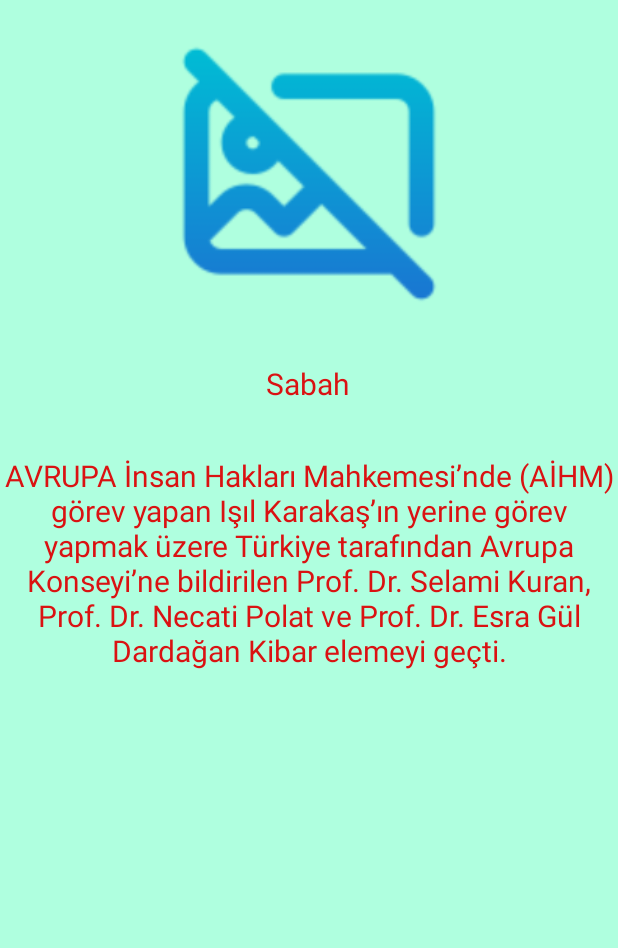
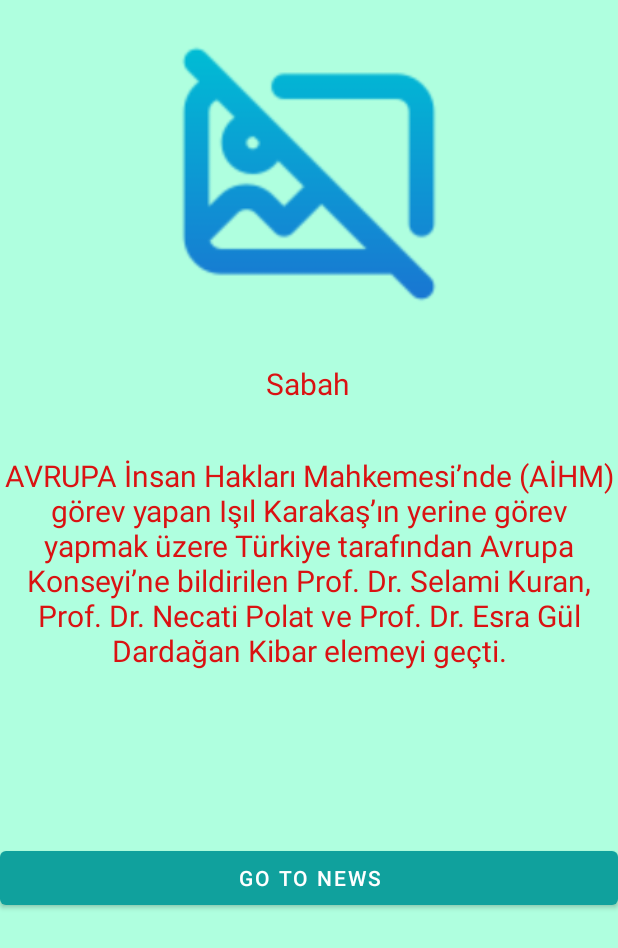
Before and after one commit to ozancanguz/NewsApp, an Android app: the layout fragment_news_details.xml on its own in the app's theme, with its tools: preview values and no code run, on a phone screen of 412 x 824 dp. Shown: the top 948 px of the screen. Run offline under Robolectric (Android 15) with nearby library versions, the phone set to English and light mode, and no system bars; network calls fail.

Commit message:
-news details implemented

```diff
--- a/app/src/main/java/com/ozancanguz/newsapp/data/model/NewsResult.kt
+++ b/app/src/main/java/com/ozancanguz/newsapp/data/model/NewsResult.kt
@@ -1,8 +1,11 @@
 package com.ozancanguz.newsapp.data.model
 
 
+import android.os.Parcelable
 import com.google.gson.annotations.SerializedName
+import kotlinx.android.parcel.Parcelize
 
+@Parcelize
 data class NewsResult(
     @SerializedName("date")
     val date: String,
@@ -18,4 +21,4 @@ data class NewsResult(
     val source: String,
     @SerializedName("url")
     val url: String
-)
+):Parcelable
--- a/app/src/main/res/layout/fragment_news_details.xml
+++ b/app/src/main/res/layout/fragment_news_details.xml
@@ -47,4 +47,16 @@
         app:layout_constraintStart_toStartOf="parent"
         app:layout_constraintTop_toBottomOf="@+id/gndetailssource"
         app:layout_constraintVertical_bias="0.0" />
+
+    <Button
+        android:id="@+id/gotonewsbtn"
+        android:layout_width="match_parent"
+        android:layout_height="wrap_content"
+        android:layout_marginTop="31dp"
+        android:layout_marginBottom="132dp"
+        android:text="Go to News"
+        app:layout_constraintBottom_toBottomOf="parent"
+        app:layout_constraintEnd_toEndOf="parent"
+        app:layout_constraintStart_toStartOf="parent"
+        app:layout_constraintTop_toBottomOf="@+id/gndetailsdescription" />
 </androidx.constraintlayout.widget.ConstraintLayout>
```
Also changed, not shown: app/src/main/java/com/ozancanguz/newsapp/data/adapters/GeneralNewsAdapter.kt (+12 -0 lines), app/src/main/java/com/ozancanguz/newsapp/ui/fragments/newsdetails/NewsDetailsFragment.kt (+26 -0 lines), app/src/main/java/com/ozancanguz/newsapp/ui/fragments/newsdetails/NewsWebView.kt (added, +45 -0 lines), app/src/main/res/layout/fragment_news_web_view.xml (added, +22 -0 lines), app/src/main/res/navigation/nav.xml (+17 -1 lines).
